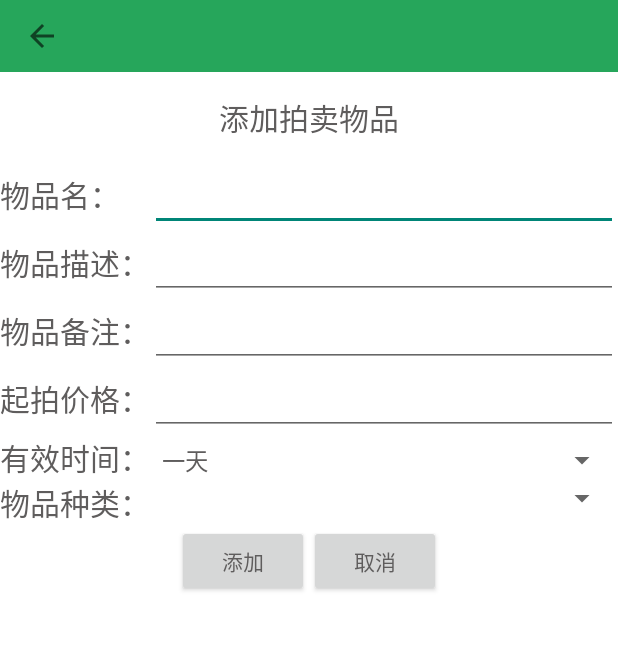
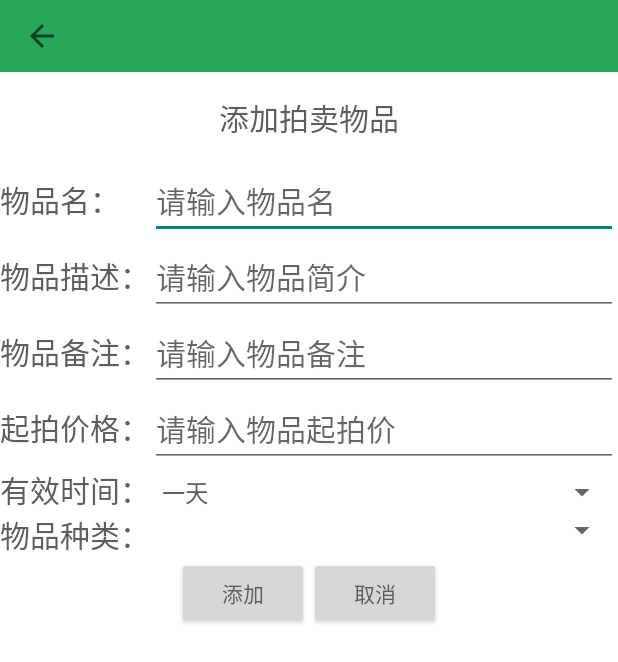
Before and after one commit to jiaoery/AuctionClient, an Android app: the AddItemFragment screen opened directly, with no data from a screen before it, on a phone screen of 412 x 824 dp. Shown: the top 662 px of the screen. Run offline under Robolectric (Android 15) with nearby library versions, the phone set to English and light mode, and no system bars; libraries missing offline, so code that uses them is left out: cn.bmob.v3, com.orhanobut.logger, rx.internal.schedulers; 4 statements that could not run were skipped.

Commit message:
修改bug完毕

```diff
--- a/app/src/main/res/layout/add_bid.xml
+++ b/app/src/main/res/layout/add_bid.xml
@@ -115,7 +115,10 @@
 	android:id="@+id/bidPrice"
 	android:layout_width="match_parent"
 	android:layout_height="wrap_content"
-	android:inputType="number"/>
+	android:inputType="number"
+	android:hint="@string/input_goods_maxprice"
+	android:textColor="@color/tv_value"
+	android:textSize="@dimen/text_size_20"/>
 </TableRow>
 <LinearLayout
 	android:layout_width="match_parent"
--- a/app/src/main/res/layout/add_item.xml
+++ b/app/src/main/res/layout/add_item.xml
@@ -22,7 +22,10 @@
 	android:id="@+id/itemName"
 	android:layout_width="match_parent"
 	android:layout_height="wrap_content"
-	android:inputType="text"/>
+	android:inputType="text"
+	android:hint="@string/input_goods_name"
+	android:textColor="@color/tv_value"
+	android:textSize="@dimen/text_size_20"/>
 </TableRow>
 <!-- 输入物品描述的行 -->
 <TableRow>
@@ -35,7 +38,10 @@
 	android:id="@+id/itemDesc"
 	android:layout_width="match_parent"
 	android:layout_height="wrap_content"
-	android:inputType="text"/>
+	android:inputType="text"
+	android:hint="@string/input_goods_desc"
+	android:textColor="@color/tv_value"
+	android:textSize="@dimen/text_size_20"/>
 </TableRow>
 <!-- 输入物品备注的行 -->
 <TableRow>
@@ -48,7 +54,11 @@
 	android:id="@+id/itemRemark"
 	android:layout_width="match_parent"
 	android:layout_height="wrap_content"
-	android:inputType="text"/>
+	android:inputType="text"
+	android:hint="@string/input_goods_remark"
+	android:textColor="@color/tv_value"
+	android:textSize="@dimen/text_size_20"
+	/>
 </TableRow>
 <!-- 输入起拍价格的行 -->
 <TableRow>
@@ -61,7 +71,10 @@
 	android:id="@+id/initPrice"
 	android:layout_width="match_parent"
 	android:layout_height="wrap_content"
-	android:inputType="numberDecimal"/>
+	android:inputType="numberDecimal"
+	android:hint="@string/input_goods_initprice"
+	android:textSize="@dimen/text_size_20"
+	android:textColor="@color/tv_value"/>
 </TableRow>
 <!-- 选择有效时间的行 -->
 <TableRow>
--- a/app/src/main/res/values/strings.xml
+++ b/app/src/main/res/values/strings.xml
@@ -43,4 +43,11 @@
     <string name="logining">正在登陆中</string>
     <string name="desc">详细简介</string>
     <string name="initprice">初始价格:</string>
+    <string name="input_goods_name">请输入物品名</string>
+    <string name="input_goods_desc">请输入物品简介</string>
+    <string name="input_goods_remark">请输入物品备注</string>
+    <string name="input_goods_initprice">请输入物品起拍价</string>
+    <string name="input_goods_maxprice">请输入您的竞拍价</string>
+    <string name="input_kind_name">请输入种类名称</string>
+    <string name="input_kind_desc">请输入种类简介</string>
 </resources>
```
Also changed, not shown: app/src/main/res/layout/add_kind.xml (+8 -2 lines).
